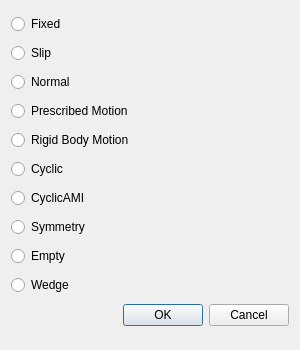
This is baramFlow/view/setup/dynamic_mesh/moving_boundary/point_motion_type_dialog.ui in xupeiwust/baram as Qt 5 draws it before an edit. The edited form follows.
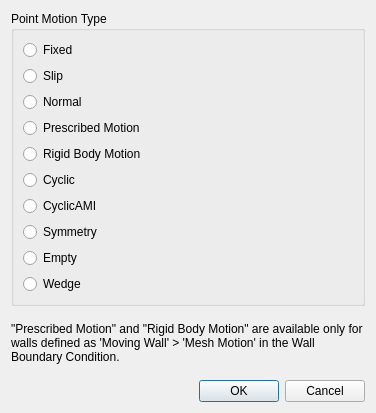
This is the edited form.

Patch:
```diff
--- a/baramFlow/view/setup/dynamic_mesh/moving_boundary/point_motion_type_dialog.ui
+++ b/baramFlow/view/setup/dynamic_mesh/moving_boundary/point_motion_type_dialog.ui
@@ -6,8 +6,8 @@
    <rect>
     <x>0</x>
     <y>0</y>
-    <width>300</width>
-    <height>350</height>
+    <width>376</width>
+    <height>413</height>
    </rect>
   </property>
   <property name="windowTitle">
@@ -15,6 +15,12 @@
   </property>
   <layout class="QVBoxLayout" name="verticalLayout">
    <item>
+    <widget class="QGroupBox" name="groupBox">
+     <property name="title">
+      <string>Point Motion Type</string>
+     </property>
+     <layout class="QVBoxLayout" name="verticalLayout_2">
+      <item>
     <widget class="QRadioButton" name="fixedRadio">
      <property name="text">
       <string>Fixed</string>
@@ -84,6 +90,19 @@
      </property>
     </widget>
    </item>
+     </layout>
+    </widget>
+   </item>
+   <item>
+    <widget class="QLabel" name="label">
+     <property name="text">
+      <string>&quot;Prescribed Motion&quot; and &quot;Rigid Body Motion&quot; are available only for walls defined as 'Moving Wall' &gt; 'Mesh Motion' in the Wall Boundary Condition.</string>
+     </property>
+     <property name="wordWrap">
+      <bool>true</bool>
+     </property>
+    </widget>
+   </item>
    <item>
     <widget class="QDialogButtonBox" name="buttonBox">
      <property name="standardButtons">
```
Left out of the diff: 2 changed lines with no effect on the pictures. Lines whose indentation alone changed are shown as unchanged.
